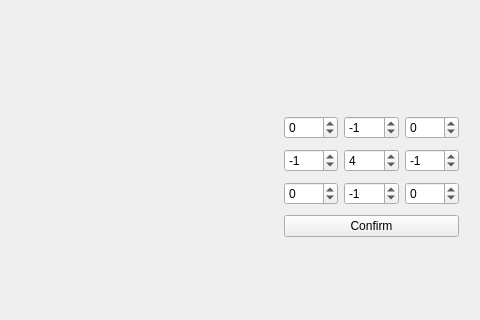
Old version of the form FiltOption/HighPassFilt/src/HighPassFilt/highpassfilt.ui in the repository Rodelph/Image-Processing-Utility; both pictures show x 886 to 1366 and y 178 to 498 of the 1366 by 720 pixel window.
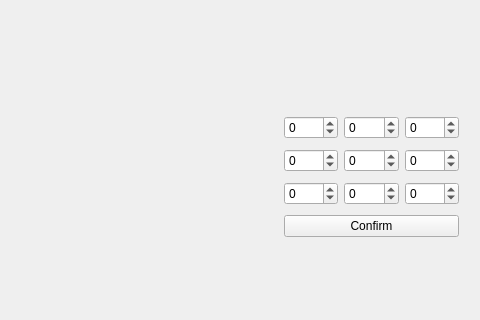
New version of the form.

```diff
--- a/FiltOption/HighPassFilt/src/HighPassFilt/highpassfilt.ui
+++ b/FiltOption/HighPassFilt/src/HighPassFilt/highpassfilt.ui
@@ -138,7 +138,7 @@
          <number>-99</number>
         </property>
         <property name="value">
-         <number>-1</number>
+         <number>0</number>
         </property>
        </widget>
       </item>
@@ -159,7 +159,7 @@
          <number>-99</number>
         </property>
         <property name="value">
-         <number>-1</number>
+         <number>0</number>
         </property>
        </widget>
       </item>
@@ -169,7 +169,7 @@
          <number>-99</number>
         </property>
         <property name="value">
-         <number>4</number>
+         <number>0</number>
         </property>
        </widget>
       </item>
@@ -179,7 +179,7 @@
          <number>-99</number>
         </property>
         <property name="value">
-         <number>-1</number>
+         <number>0</number>
         </property>
        </widget>
       </item>
@@ -200,7 +200,7 @@
          <number>-99</number>
         </property>
         <property name="value">
-         <number>-1</number>
+         <number>0</number>
         </property>
        </widget>
       </item>
```
